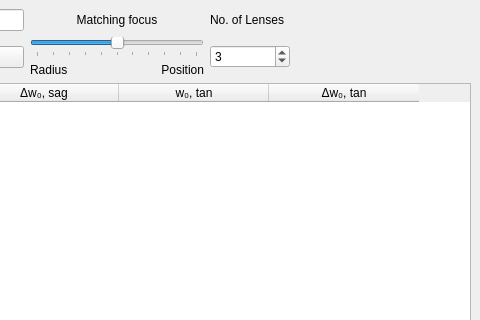
Old version of the form assets/modematcher_calculation_window.ui in the repository NiceLaserGuy/GRay-CAD-2; both pictures show x 341 to 821 and y 0 to 320 of the 821 by 600 pixel window.
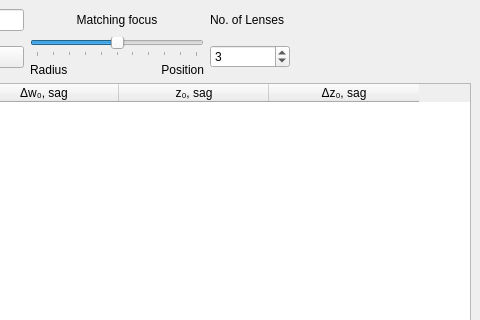
New version of the form.

Commit message: added the results of the modematcher to the table in the GUI

What changed in the file:
```diff
--- a/assets/modematcher_calculation_window.ui
+++ b/assets/modematcher_calculation_window.ui
@@ -30,6 +30,9 @@
       <property name="sizeAdjustPolicy">
        <enum>QAbstractScrollArea::AdjustToContentsOnFirstShow</enum>
       </property>
+      <property name="alternatingRowColors">
+       <bool>true</bool>
+      </property>
       <property name="selectionMode">
        <enum>QAbstractItemView::ExtendedSelection</enum>
       </property>
@@ -89,12 +92,12 @@
       </column>
       <column>
        <property name="text">
-        <string>w₀, tan</string>
+        <string>z₀, sag</string>
        </property>
       </column>
       <column>
        <property name="text">
-        <string>Δw₀, tan</string>
+        <string>Δz₀, sag</string>
        </property>
       </column>
      </widget>
```
The commit also changes 2 other files.
